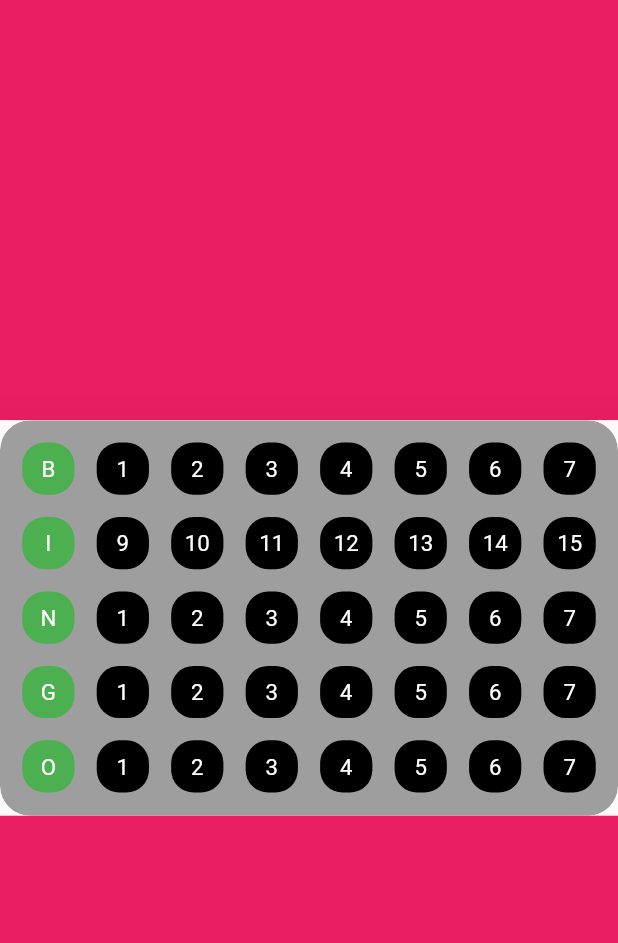
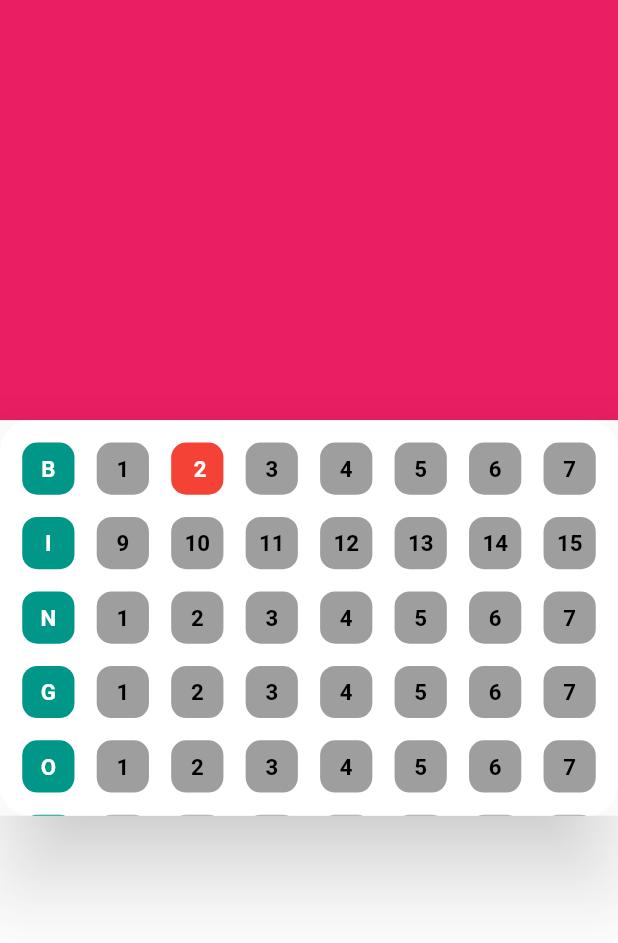
Before and after one commit to MaxiSoriano70/1erWidgetGrupo5, a Flutter app: the screen it shows after launch, after a tap on an icon or button, on a phone screen of 412 x 824 dp. Shown: the top 943 px of the screen. Run offline on Flutter 3.47's test engine with Material 2 defaults, Android fonts, the phone set to English and light mode, and no system bars.

Commit message:
BingoCard ready

```diff
--- a/lib/main.dart
+++ b/lib/main.dart
@@ -2,21 +2,28 @@ import 'package:desafiogrupal/src/components/bingo_card.dart';
 import 'package:flutter/material.dart';
 
 void main() {
-  runApp(const MyApp());
+  runApp(MyApp());
 }
 
 class MyApp extends StatelessWidget {
-  const MyApp({Key? key}) : super(key: key);
+ MyApp({Key? key}) : super(key: key);
+  final List<String> listWithfakeNumbers=["1"," 2","3","4","5","6","7",
+    "9","10","11","12","13","14","15",
+    "1","2","3","4","5","6","7",
+    "1","2","3","4","5","6","7",
+    "1","2","3","4","5","6","7",];
   @override
   Widget build(BuildContext context) {
     return MaterialApp(
-      home: Column(
-        children: [
-          Expanded(child: Container(color: Colors.pink,)),
-          const BingoCard(),
-          Expanded(child: Container(color: Colors.pink,)),
-        ],
-      ),
+        home: Column(
+          children: [
+            Expanded(child: Container(color: Colors.pink,)),
+            BingoCard(
+                listWithNumbers: listWithfakeNumbers,),
+            Expanded(child: Container(color: Colors.white24,)),
+
+          ],
+        )
     );
   }
 }
--- a/lib/src/components/bingo_card.dart
+++ b/lib/src/components/bingo_card.dart
@@ -1,133 +1,204 @@
-import 'package:flutter/foundation.dart';
 import 'package:flutter/material.dart';
 
+class CustomButton{
+  String? _valorView;
+  bool? _check;
+  Color? _colorBackgroundcheck;
+  Color? _colorBackground;
+  Color? _colorText;
+
+  CustomButton(String valorView, Color colorBackground,Color colorBackgroundcheck, Color colorText){
+    _valorView=valorView;
+    _check=false;
+    _colorBackgroundcheck=_colorBackgroundcheck;
+    _colorBackground=colorBackground;
+    _colorText=colorText;
+  }
+
+  Color get colorText => _colorText!;
+
+  set colorText(Color value) {
+    _colorText = value;
+  }
+
+  String get valorView => _valorView!;
+
+  set valorView(String value) {
+    _valorView = value;
+  }
+
+  bool get check => _check!;
+
+  set check(bool value) {
+    _check = value;
+  }
+
+  Color get colorBackground => _colorBackground!;
+
+  set colorBackground(Color value) {
+    _colorBackground = value;
+  }
+  Color get colorBackgroundcheck => _colorBackgroundcheck!;
+
+  set colorBackgroundcheck(Color value) {
+    _colorBackgroundcheck = value;
+  }
+
+  void _bingoCheck(Color colorBackground, Color colorBackgroundcheck){
+    if(_check==false){
+      _check=true;
+      _colorBackground=colorBackgroundcheck;
+      _colorText=Colors.white;
+    }
+    else{
+      _check=false;
+      _colorBackground=colorBackground;
+      _colorText=Colors.black;
+    }
+  }
+
+}
+
 class BingoCard extends StatefulWidget {
-  const BingoCard({Key? key}) : super(key: key);
-
+  const BingoCard( {Key? key,
+    required this.listWithNumbers,
+    this.colorBingo= Colors.teal,
+    this.colorNumber = Colors.grey,
+this.colorNumberPressed= Colors.red,
+    this.colorCard= Colors.white}) : super(key: key);
+ final List<String> listWithNumbers;
+ final Color colorBingo;
+ final Color colorNumber;
+ final Color colorNumberPressed;
+ final Color colorCard;
   @override
   State<BingoCard> createState() => _BingoCardState();
 }
 
 class _BingoCardState extends State<BingoCard> {
-  @override
-  Widget build(BuildContext context) {
-    return _bingoCard(MediaQuery.of(context).size.width);
-  }
-
-  Widget _bingoCard(double _width) {
-    List<String> listaDeNumeros=["1","2","3","4","5","6","7",
-      "9","10","11","12","13","14","15",
-      "1","2","3","4","5","6","7",
-      "1","2","3","4","5","6","7",
-      "1","2","3","4","5","6","7",];
-
-    List<String> listWithLetters(List<String> list){
-      List<String> listwithBingo=[];
+  //LISTA DE NUMERO CON BINGO
+  List<CustomButton> listWithBingo=[];
+  //METODO PARA AGREGAR BINGO
+  List<CustomButton> listWithLetters(List<String> list){
     int i=0;
-      int posicion=0;
+    int position=0;
     while(i<40){
       if(i==0){
-          listwithBingo.add("B");
+        var aux=CustomButton("B",widget.colorBingo,widget.colorBingo,Colors.white);
+        listWithBingo.add(aux);
         i++;
       }
       else if(i==8){
-          listwithBingo.add("I");
+        var aux=CustomButton("I",widget.colorBingo,widget.colorBingo,Colors.white);
+        listWithBingo.add(aux);
         i++;
       }
       else if(i==16){
-          listwithBingo.add("N");
+        var aux=CustomButton("N",widget.colorBingo,widget.colorBingo,Colors.white);
+        listWithBingo.add(aux);
         i++;
       }
       else if(i==24){
-          listwithBingo.add("G");
+        var aux=CustomButton("G",widget.colorBingo,widget.colorBingo,Colors.white);
+        listWithBingo.add(aux);
         i++;
       }
       else if(i==32){
-          listwithBingo.add("O");
+        var aux=CustomButton("O",widget.colorBingo,widget.colorBingo,Colors.white);
+        listWithBingo.add(aux);
         i++;
       }
       else{
-          listwithBingo.add(list[posicion]);
+        var aux=CustomButton(list[position],widget.colorNumber,widget.colorNumberPressed,Colors.black);
+        listWithBingo.add(aux);
         i++;
-          posicion++;
+        position++;
       }
     }
-      return listwithBingo;
+    return listWithBingo;
   }
-    List<String> listwithBingo=[];
-    listwithBingo=listWithLetters(listaDeNumeros);
 
+  void _checkColorButton(CustomButton button){
+    button._bingoCheck(widget.colorNumber,widget.colorNumberPressed);
+  }
+
+  @override
+  Widget build(BuildContext context) {
+    return _bingoCard(MediaQuery.of(context).size.width, widget.listWithNumbers);
+  }
+
+  Widget _bingoCard(double width, List<String> listWithNumbers) {
     return Material(
         elevation: 25,
         child: ClipRRect(
           borderRadius: BorderRadius.circular(20),
           child: Container(
-            width: _width,
-            height: _width*0.64,
+            width: width,
+            height: width*0.64,
             decoration: BoxDecoration(
               borderRadius: BorderRadius.circular(20),
-              color: Colors.grey,
+              color: widget.colorCard,
             ),
             child: GridView.builder(
-              padding: EdgeInsets.all(_width*0.072/2),
-              itemCount: listwithBingo.length,
+              padding: EdgeInsets.all(width*0.072/2),
+              itemCount: listWithLetters(listWithNumbers).length,
               physics: const NeverScrollableScrollPhysics(),
               gridDelegate: SliverGridDelegateWithFixedCrossAxisCount(
                   crossAxisCount: 8,
-                crossAxisSpacing: (_width*0.072/2),
-                mainAxisSpacing: _width*0.072/2
+                  crossAxisSpacing: (width*0.072/2),
+                  mainAxisSpacing: width*0.072/2
               ),
               itemBuilder: (context, index){
-                return _LetterOrNumber(context,index,_width,listwithBingo[index]);
+                return _letterOrNumber(context,index,width,listWithLetters(listWithNumbers)[index]);
               },
             ),
           ),
         ));
   }
 
-  Widget _LetterOrNumber(context, index,double _width, String text){
-    if(index==0 || index==8 || index==16 || index==24 || index==32){
-      return _cardLetter(context, index,_width,text);
+  Widget _letterOrNumber(context, index,double width, CustomButton button){
+    if(index==0 || index%8==0){
+      return _cardLetter(context, index,width, button);
     }
     else {
-      return _buttonNumber(context, index,_width,text);
+      return _buttonNumber(context, index,width, button);
     }
   }
 
-  Widget _cardLetter(context, index, double _width, String letter/*, Color colorBackground, Color colorText*/) {
+  Widget _cardLetter(context, index, double width, CustomButton button) {
     return InkWell(
       onTap: (){},
       child: Container(
-        width: _width*0.072,
-        height: _width*0.072,
+        width: width*0.072,
+        height: width*0.072,
         decoration: BoxDecoration(
-          borderRadius: BorderRadius.circular(15),
-          color: Colors.green,
+          borderRadius: BorderRadius.circular(10),
+          color: button._colorBackground,
         ),
         child: Center(
-          child: Text(letter, style: TextStyle(color: Colors.white, fontSize: _width*0.036),),
+          child: Text(button.valorView, style: TextStyle(color: button._colorText,fontWeight: FontWeight.bold, fontSize: width*0.036),),
         ),
       ),
     );
   }
 
-  Widget _buttonNumber(context, index, double _width, String number/*,Color colorBackground, Color colorText*/){
-    bool hasBeenPressed= false;
+  Widget _buttonNumber(context, index, double width, CustomButton button){
     return InkWell(
-      onTap: () =>
-        setState(()=>
-          hasBeenPressed = !hasBeenPressed
-        ),
+      onTap: (){
+        setState(() {
+          _checkColorButton(button);
+        });
+      },
       child: Container(
-        width: _width*0.072,
-        height: _width*0.072,
+        width: width*0.072,
+        height: width*0.072,
         decoration: BoxDecoration(
-          borderRadius: BorderRadius.circular(15),
-          color: hasBeenPressed? Colors.pink: Colors.black,
+          borderRadius: BorderRadius.circular(10),
+          color: button._colorBackground,
         ),
         child: Center(
-          child: Text(number,
-            style: TextStyle(color: Colors.white, fontSize: _width*0.036),),
+          child: Text(button.valorView,
+            style: TextStyle(color: button._colorText,fontWeight: FontWeight.bold, fontSize: width*0.036),),
         ),
       ),
     );
```
Also changed, not shown: 1 other file. Lines whose indentation alone changed are shown as unchanged.
